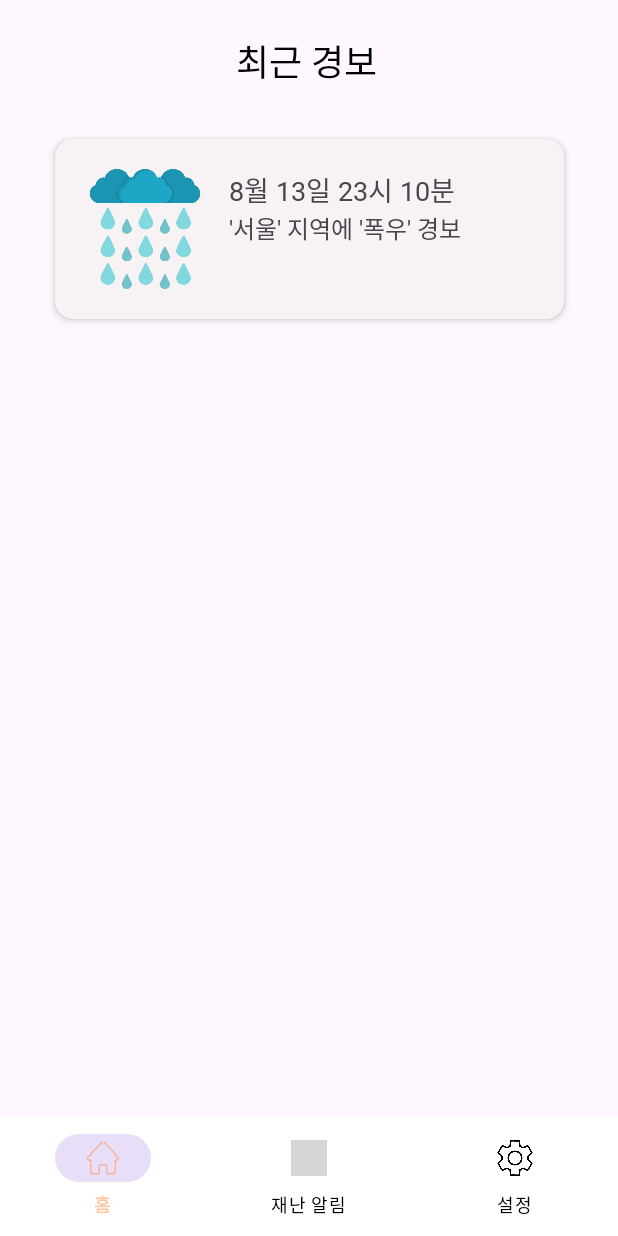
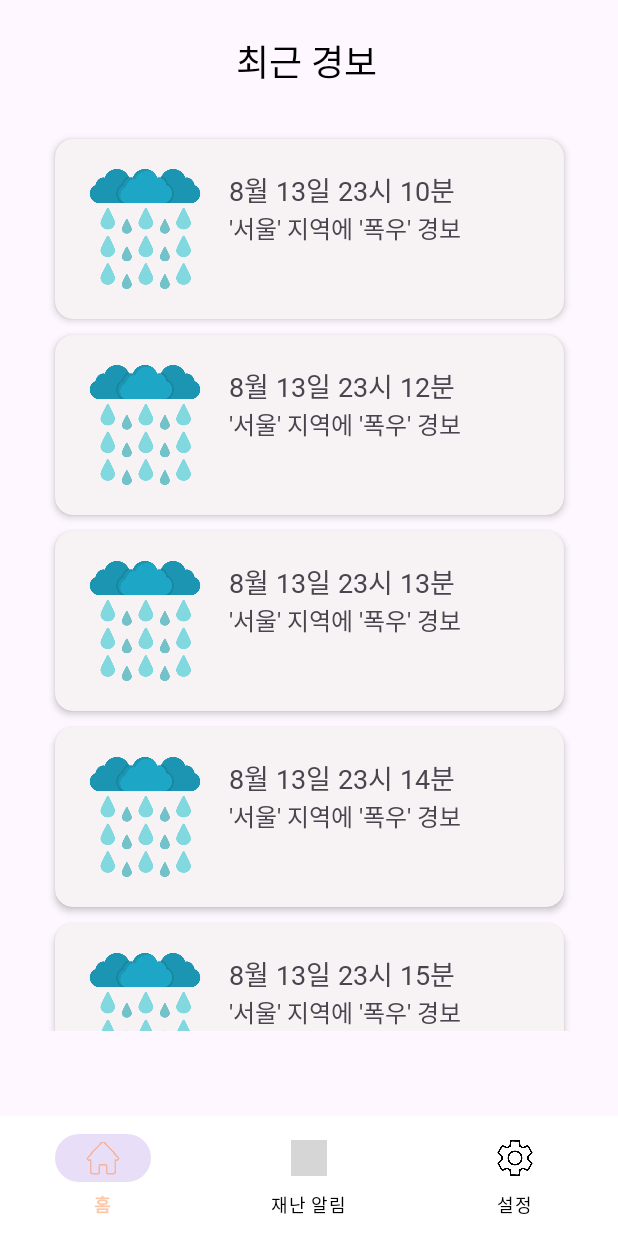
Before and after one commit to Beacon-2023/Beacon-frontend, an Android app: the fragment messageFragment placed in its activity, on a phone screen of 412 x 824 dp. Run offline under Robolectric (Android 15) with nearby library versions, the phone set to English and light mode, and no system bars; libraries missing offline, so code that uses them is left out: com.naver.maps; 1 statement that could not run was skipped; grey boxes are pictures that could not be loaded.

Commit message:
[Modiffy] 메시지 부분 수정
메시지 부분에 카드 뷰를 시인성 향상을 위해 수정

```diff
--- a/app/src/main/java/com/beacon/message/CardViewAdapter.kt
+++ b/app/src/main/java/com/beacon/message/CardViewAdapter.kt
@@ -8,33 +8,28 @@ import android.widget.TextView
 import androidx.recyclerview.widget.RecyclerView
 import com.beacon.R
 
-class cardViewAdapter() :
-    RecyclerView.Adapter<cardViewAdapter.MyViewHolder>() {
+class CardViewAdapter(private val items: List<CardViewItem>) : RecyclerView.Adapter<CardViewAdapter.MyViewHolder>() {
+
     class MyViewHolder(itemView: View) : RecyclerView.ViewHolder(itemView) {
-        public var itemimage: ImageView = itemView.findViewById(R.id.item_image)
-        public var itemtitle: TextView = itemView.findViewById(R.id.item_title)
-        public var itemdetail: TextView = itemView.findViewById(R.id.item_detail)
+        val itemImage: ImageView = itemView.findViewById(R.id.item_image)
+        val itemTitle: TextView = itemView.findViewById(R.id.item_title)
+        val itemDetail: TextView = itemView.findViewById(R.id.item_detail)
     }
 
-    // 1. Create new views (invoked by the layout manager)
-    override fun onCreateViewHolder(parent: ViewGroup,
-                                    viewType: Int): MyViewHolder {
-        // create a new view
+    override fun onCreateViewHolder(parent: ViewGroup, viewType: Int): MyViewHolder {
         val cardView = LayoutInflater.from(parent.context)
             .inflate(R.layout.cardview, parent, false)
-
         return MyViewHolder(cardView)
     }
 
-    // 2. Replace the contents of a view (invoked by the layout manager)
     override fun onBindViewHolder(holder: MyViewHolder, position: Int) {
-        holder.itemimage.setImageResource(R.drawable.icon_rain)
-        holder.itemtitle.setText("8월 13일 23시 10분")
-        holder.itemdetail.setText("'서울' 지역에 '폭우' 경보")
+        val currentItem = items[position]
+        holder.itemImage.setImageResource(currentItem.imageResource)
+        holder.itemTitle.text = currentItem.title
+        holder.itemDetail.text = currentItem.detail
     }
 
-    // 3. Return the size of your dataset (invoked by the layout manager)
     override fun getItemCount(): Int {
-        return 5
+        return items.size
     }
 }
--- /dev/null
+++ b/app/src/main/java/com/beacon/message/CardViewItem.kt
@@ -0,0 +1,7 @@
+package com.beacon.message
+
+data class CardViewItem(
+    val imageResource: Int,
+    val title: String,
+    val detail: String
+    )
--- a/app/src/main/java/com/beacon/message/MessageFragment.kt
+++ b/app/src/main/java/com/beacon/message/MessageFragment.kt
@@ -39,15 +39,19 @@ class messageFragment : Fragment() {
     override fun onViewCreated(view: View, savedInstanceState: Bundle?) {
         super.onViewCreated(view, savedInstanceState)
 
-        // Initialize RecyclerView
-        viewManager = LinearLayoutManager(requireContext(), LinearLayoutManager.HORIZONTAL, true)
-        viewAdapter = cardViewAdapter()
+        val recyclerView = view.findViewById<RecyclerView>(R.id.recyclerview_main)
+        val items = mutableListOf(
+            CardViewItem(R.drawable.icon_rain, "8월 13일 23시 10분", "'서울' 지역에 '폭우' 경보"),
+            CardViewItem(R.drawable.icon_rain, "8월 13일 23시 12분", "'서울' 지역에 '폭우' 경보"),
+            CardViewItem(R.drawable.icon_rain, "8월 13일 23시 13분", "'서울' 지역에 '폭우' 경보"),
+            CardViewItem(R.drawable.icon_rain, "8월 13일 23시 14분", "'서울' 지역에 '폭우' 경보"),
+            CardViewItem(R.drawable.icon_rain, "8월 13일 23시 15분", "'서울' 지역에 '폭우' 경보")
+        )
 
-        recyclerView = view.findViewById<RecyclerView>(R.id.recyclerview_main).apply {
-            setHasFixedSize(true)
-            layoutManager = viewManager
-            adapter = viewAdapter
-        }
+        val adapter = CardViewAdapter(items)
+        recyclerView.adapter = adapter
+        recyclerView.layoutManager = LinearLayoutManager(requireContext())
+
     }
 
     companion object {
```
